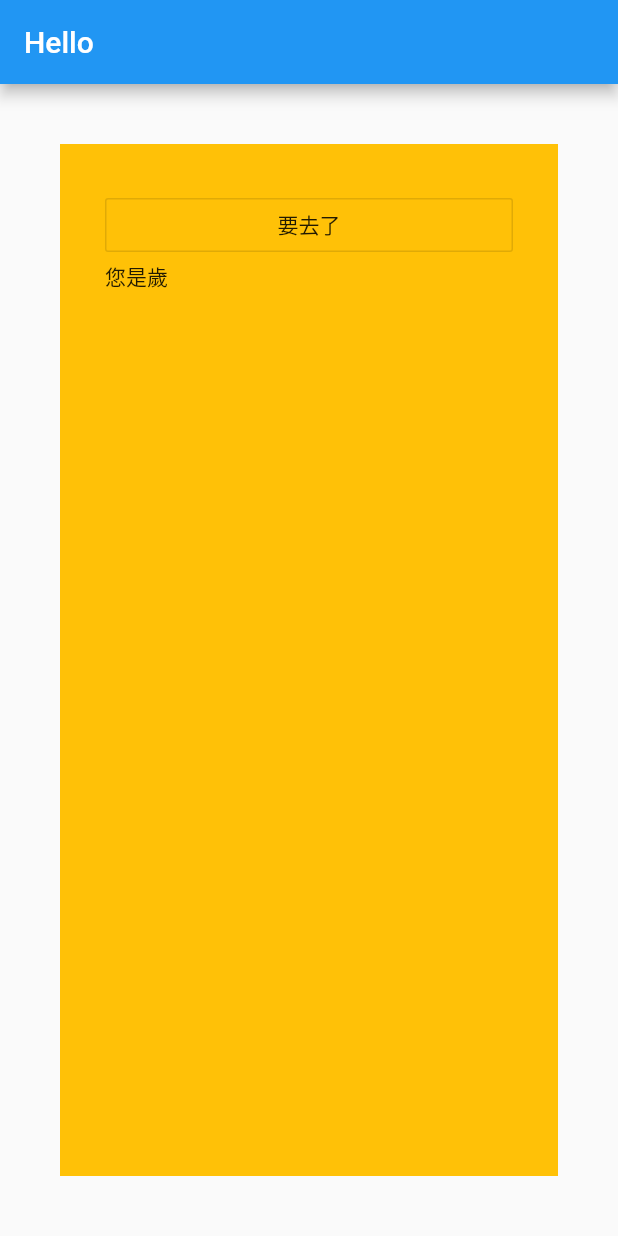
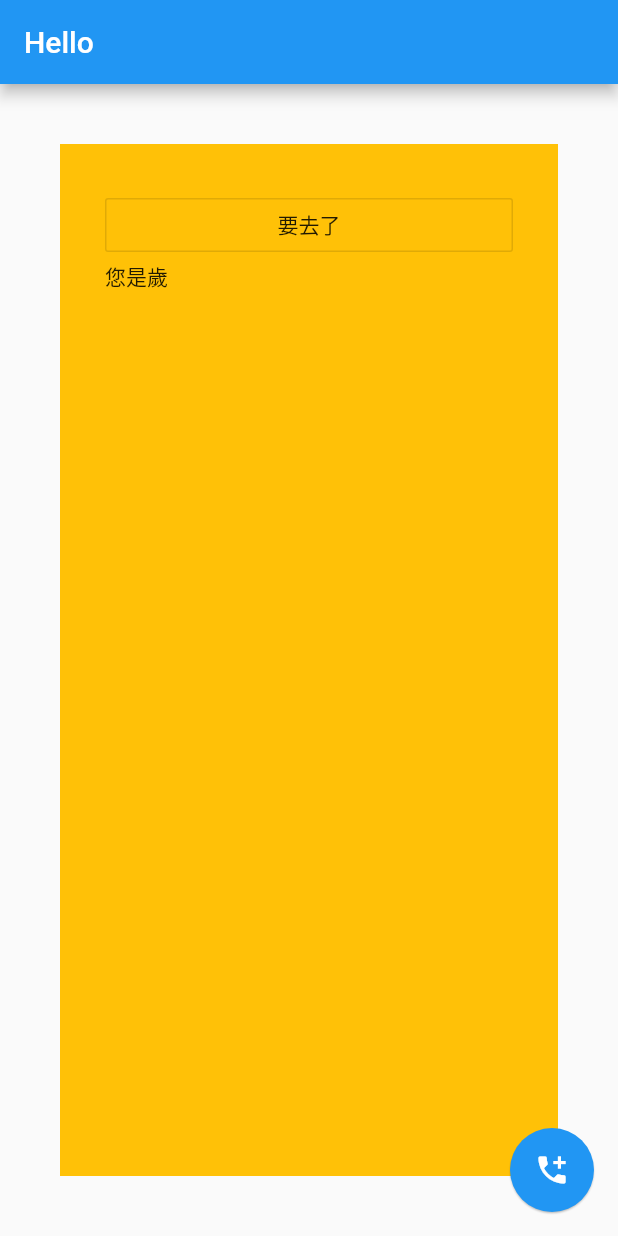
Before and after one commit to mark33699/IDLF, a Flutter app: the screen it shows after launch, on a phone screen of 412 x 824 dp. Run offline on Flutter 3.47's test engine with Material 2 defaults, Android fonts, the phone set to English and light mode, and no system bars.

Commit message:
漂浮按鈕

```diff
--- a/idlf/lib/main.dart
+++ b/idlf/lib/main.dart
@@ -15,7 +15,16 @@ class MarkApp extends StatelessWidget {
             appBar: AppBar(
               title: Text("Hello"),
             ),
-            body: HomePage()));
+            body: HomePage(),
+          floatingActionButtonLocation: FloatingActionButtonLocation.endFloat,
+          floatingActionButton: FloatingActionButton(
+              child: Icon(Icons.add_call),
+              elevation: 0.5,
+              onPressed: () {
+            print("沒事");
+          }),
+        )
+    );
   }
 }
 
```
